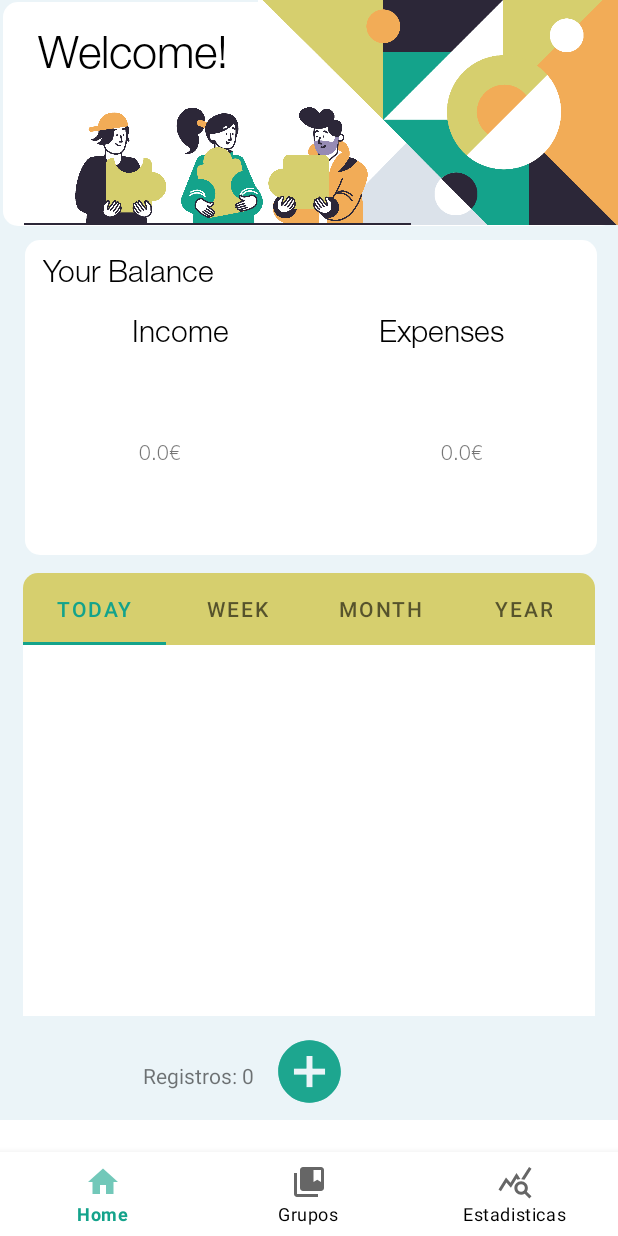
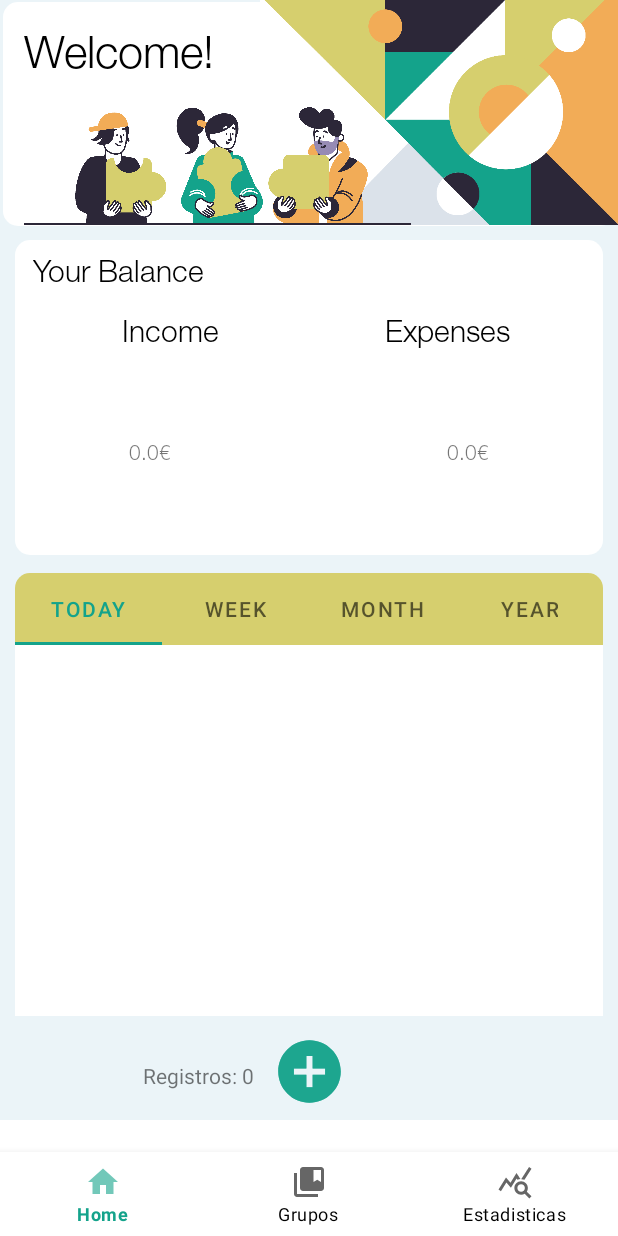
Before and after one commit to alejandroat99/ControlGastosLight, an Android app: the screen it shows after launch (MainActivity), on a phone screen of 412 x 824 dp. Run offline under Robolectric (Android 15) with nearby library versions, the phone set to English and light mode, and no system bars; our stand-ins replace Room's generated code, navigation-ui.

Commit message:
Restricciones mejoradas y colocado texto de bienvenida por encima de las imagenes.

```diff
--- a/app/src/main/res/layout/fragment_home.xml
+++ b/app/src/main/res/layout/fragment_home.xml
@@ -61,9 +61,11 @@
 
             <com.google.android.material.tabs.TabLayout
                 android:id="@+id/tabLayout"
-                android:layout_width="381dp"
+                android:layout_width="0dp"
                 android:layout_height="48dp"
+                android:layout_marginStart="10dp"
                 android:layout_marginTop="12dp"
+                android:layout_marginEnd="10dp"
                 android:background="@drawable/panel_color_medio"
                 app:layout_constraintEnd_toEndOf="parent"
                 app:layout_constraintStart_toStartOf="parent"
@@ -98,8 +100,10 @@
 
             <androidx.viewpager.widget.ViewPager
                 android:id="@+id/viewPager"
-                    android:layout_width="381dp"
+                android:layout_width="0dp"
                 android:layout_height="247dp"
+                android:layout_marginStart="10dp"
+                android:layout_marginEnd="10dp"
                 android:background="@color/white"
                 app:layout_constraintEnd_toEndOf="parent"
                 app:layout_constraintStart_toStartOf="parent"
@@ -109,9 +113,11 @@
 
             <View
                 android:id="@+id/Balance"
-                android:layout_width="381dp"
+                android:layout_width="0dp"
                 android:layout_height="210dp"
+                android:layout_marginStart="10dp"
                 android:layout_marginTop="160dp"
+                android:layout_marginEnd="10dp"
                 android:background="@drawable/panel_color"
                 android:foregroundGravity="center_vertical"
                 app:layout_constraintEnd_toEndOf="parent"
@@ -158,10 +164,20 @@
                 app:layout_constraintStart_toStartOf="@+id/pGIncome"
                 app:layout_constraintTop_toTopOf="@+id/Balance" />
 
+            <FrameLayout
+                android:layout_width="match_parent"
+                android:layout_height="wrap_content"
+                android:layout_marginBottom="9dp"
+                app:layout_constraintBottom_toTopOf="@+id/Balance"
+                app:layout_constraintEnd_toEndOf="parent"
+                app:layout_constraintStart_toStartOf="parent"
+                app:layout_constraintTop_toTopOf="parent">
+
                 <TextView
                     android:id="@+id/tVRevenue"
                     android:layout_width="wrap_content"
                     android:layout_height="wrap_content"
+                    android:layout_marginLeft="16dp"
                     android:layout_marginTop="16dp"
                     android:fontFamily="@font/helvetica_neue_light"
                     android:text="@string/Welcome"
@@ -192,6 +208,8 @@
                     android:src="@drawable/team_at_work_solid"
                     app:layout_constraintStart_toStartOf="parent"
                     app:layout_constraintTop_toTopOf="parent" />
+            </FrameLayout>
+
 
             <ProgressBar
                 android:id="@+id/pGIncome"
```
Lines whose indentation alone changed are shown as unchanged.
